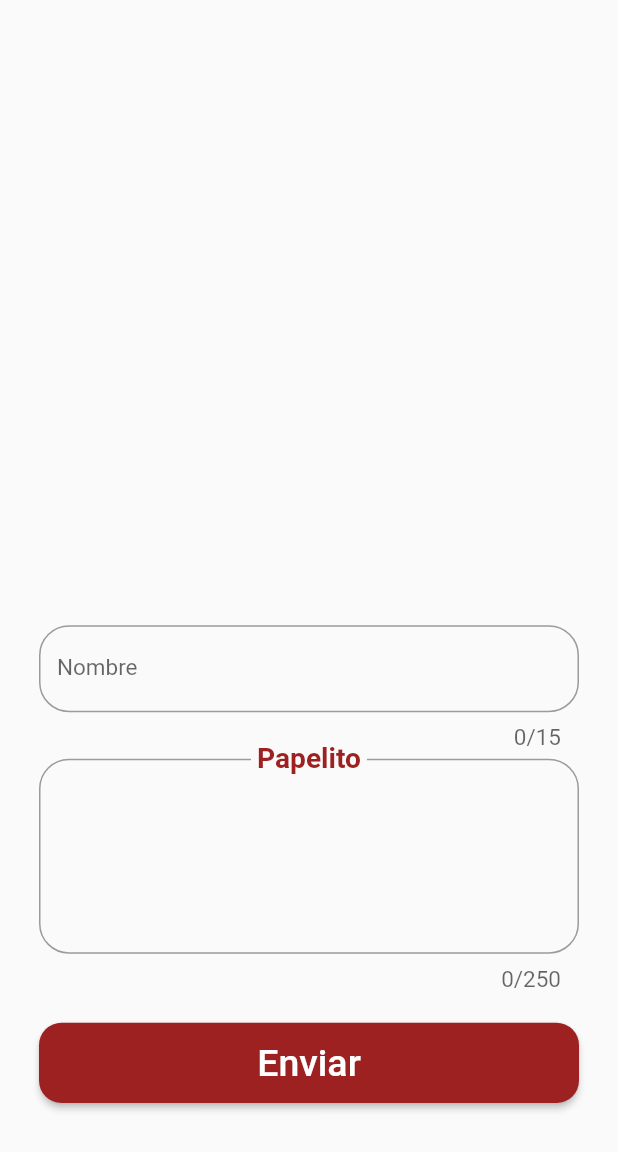
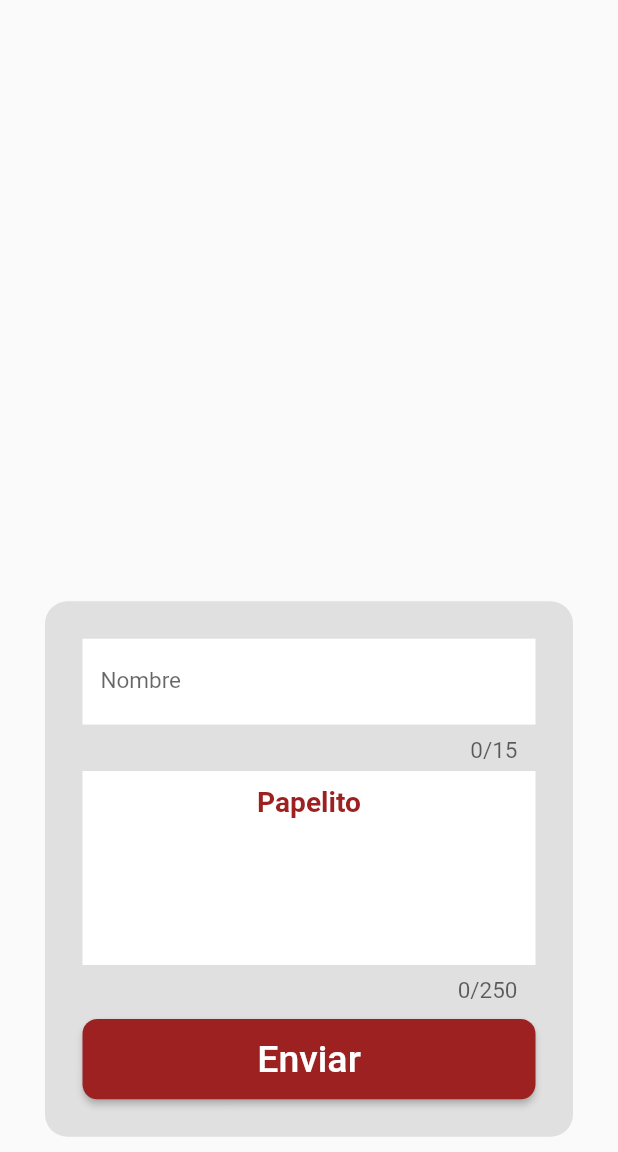
Before and after one commit to javier0308/papelitosdigitales, a Flutter app: the screen it shows after launch, on a phone screen of 412 x 824 dp, the part 84-1236 px from its top. Run offline on Flutter 3.47's test engine with Material 2 defaults, Android fonts, the phone set to English and light mode, and no system bars; drawn by our look-alikes of card_swiper; our stand-ins replace animate_do, cloud_firestore, firebase_core, flutter_dotenv, flutter_native_splash, quickalert; accounts and stored records are empty; network calls fail.

Commit message:
detalles terminados

```diff
--- a/lib/screens/home_screen.dart
+++ b/lib/screens/home_screen.dart
@@ -29,53 +29,45 @@ class _HomeScreenState extends State<HomeScreen> {
     final formState = Provider.of<FormStateProvider>(context);
 
     const inputDecoration = InputDecoration(
+      filled: true,
+      fillColor: Colors.white,
       counterStyle: TextStyle(fontSize: 15),
       floatingLabelStyle: TextStyle(
-          color: Color(
-            0xff9d2121,
-          ),
-          fontSize: 25,
-          fontWeight: FontWeight.bold),
+          color: Color(0xff9d2121), fontSize: 25, fontWeight: FontWeight.bold),
       labelText: 'Nombre',
       focusedBorder: OutlineInputBorder(
         borderRadius: BorderRadius.all(
-          Radius.circular(20),
+          Radius.circular(8),
         ),
         borderSide: BorderSide(
           color: Color(0xff9d2121),
         ),
       ),
-      border: OutlineInputBorder(
-        borderRadius: BorderRadius.all(
-          Radius.circular(20),
-        ),
-      ),
+      border: InputBorder.none,
     );
     const inputDecoration2 = InputDecoration(
-      // fillColor: Colors.red,
+      filled: true,
+      fillColor: Colors.white,
       counterStyle: TextStyle(fontSize: 15),
       floatingLabelBehavior: FloatingLabelBehavior.always,
       floatingLabelAlignment: FloatingLabelAlignment.center,
       floatingLabelStyle: TextStyle(
-          color: Color(
-            0xff9d2121,
-          ),
-          fontSize: 25,
-          fontWeight: FontWeight.bold),
+        color: Color(
+          0xff9d2121,
+        ),
+        fontSize: 25,
+        fontWeight: FontWeight.bold,
+      ),
       labelText: 'Papelito',
       focusedBorder: OutlineInputBorder(
         borderRadius: BorderRadius.all(
-          Radius.circular(20),
+          Radius.circular(8),
         ),
         borderSide: BorderSide(
           color: Color(0xff9d2121),
         ),
       ),
-      border: OutlineInputBorder(
-        borderRadius: BorderRadius.all(
-          Radius.circular(20),
-        ),
-      ),
+      border: InputBorder.none,
     );
     return Scaffold(
       drawer: const CustomDrawer(),
@@ -94,7 +86,12 @@ class _HomeScreenState extends State<HomeScreen> {
               height: 20,
             ),
             Container(
-              padding: const EdgeInsets.all(16),
+              padding: const EdgeInsets.all(25),
+              decoration: BoxDecoration(
+                borderRadius: BorderRadius.circular(15),
+                color: Colors.grey[300],
+              ),
+              margin: const EdgeInsets.symmetric(horizontal: 20),
               child: Column(
                 children: [
                   TextFormField(
@@ -119,13 +116,13 @@ class _HomeScreenState extends State<HomeScreen> {
                     decoration: inputDecoration2,
                   ),
                   const SizedBox(
-                    height: 20,
+                    height: 10,
                   ),
                   ElevatedButton(
                     style: ElevatedButton.styleFrom(
                       backgroundColor: const Color(0xff9d2121),
                       shape: RoundedRectangleBorder(
-                        borderRadius: BorderRadius.circular(15),
+                        borderRadius: BorderRadius.circular(10),
                       ),
                     ),
                     onPressed: formState.submit
```
